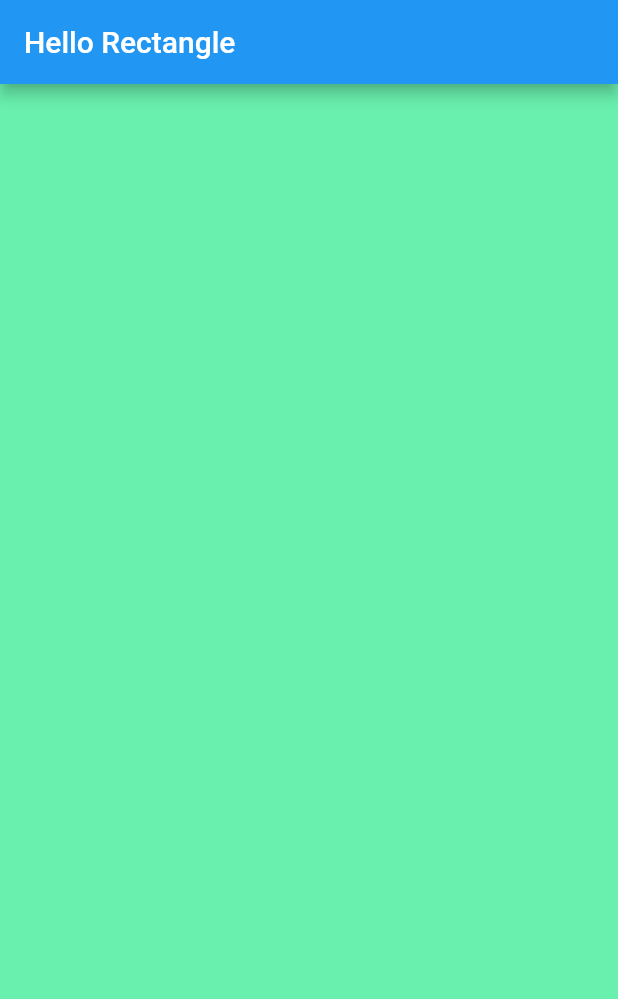
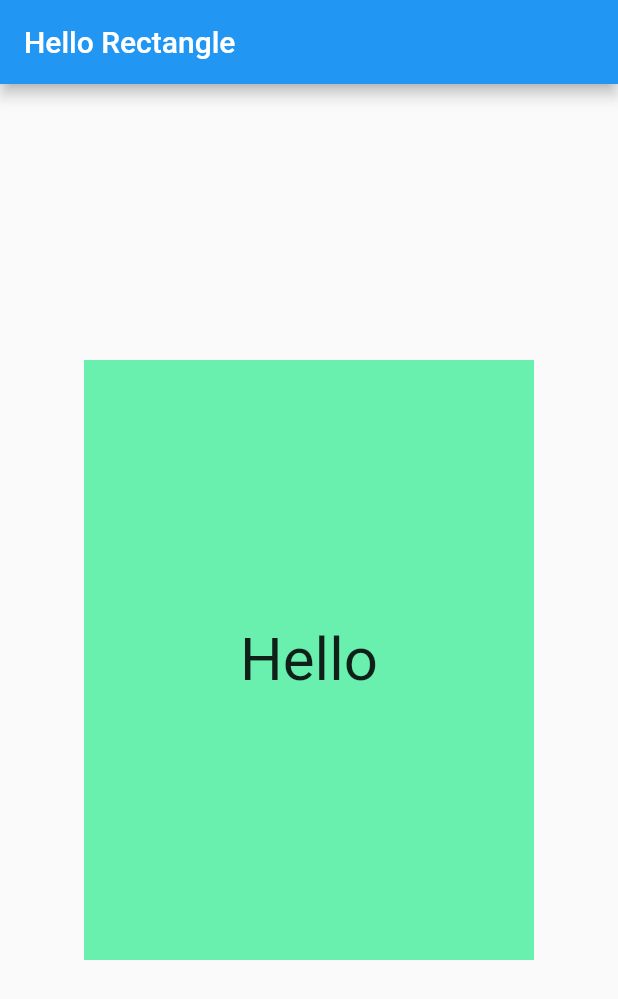
Before and after one commit to Iwaide/flutter_udacity, a Flutter app: the screen it shows after launch, on a phone screen of 412 x 824 dp. Shown: the top 999 px of the screen. Run offline on Flutter 3.47's test engine with Material 2 defaults, Android fonts, the phone set to English and light mode, and no system bars.

Commit message:
Centering HelloRectangle

```diff
--- a/lib/main.dart
+++ b/lib/main.dart
@@ -1,4 +1,23 @@
 import 'package:flutter/material.dart';
+
+class HelloRectangle extends StatelessWidget {
+  @override
+  Widget build(BuildContext context) {
+    return Center(
+      child: Container(
+        color: Colors.greenAccent,
+        height: 400.0,
+        width: 300.0,
+        child: Center(
+          child: Text(
+            'Hello',
+            style: TextStyle(fontSize: 40.0),
+          ),
+        ),
+      ),
+    );
+  }
+}
 
 void main() {
   runApp(
@@ -8,9 +27,7 @@ void main() {
         appBar: AppBar(
           title: Text('Hello Rectangle'),
         ),
-        body: Container(
-          color: Colors.greenAccent,
-        ),
+        body: HelloRectangle(),
       ),
     ),
   );
```
